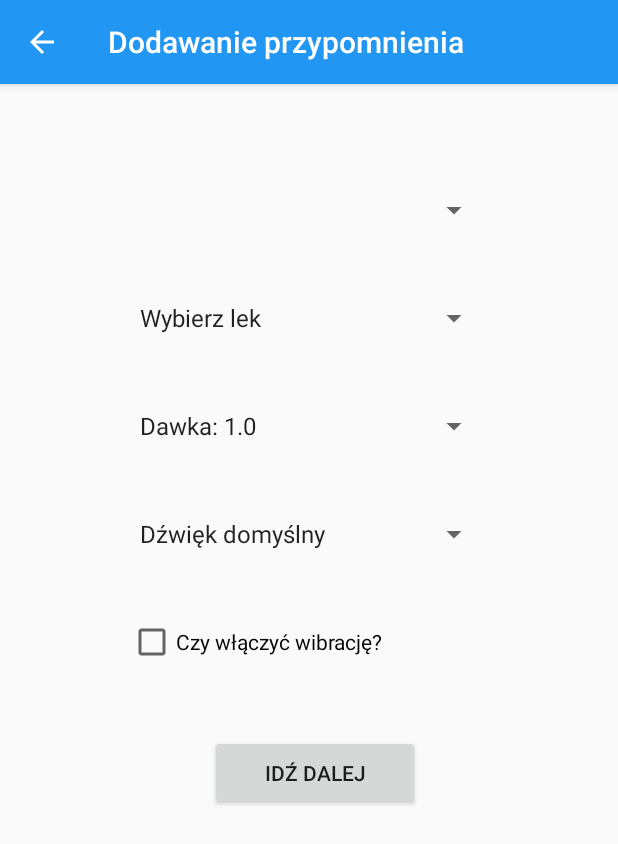
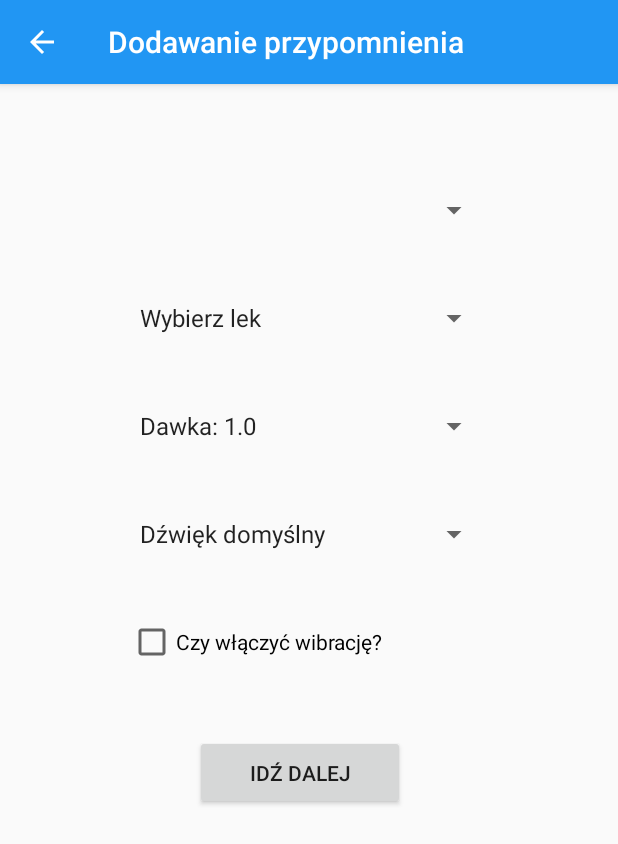
Before and after one commit to wezpigulke/Wez-pigulke, an Android app: the AddReminder screen opened directly, with no data from a screen before it, on a phone screen of 412 x 824 dp. Shown: the top 844 px of the screen. Run offline under Robolectric (Android 15) with nearby library versions, the phone set to English and light mode, and no system bars; 1 statement that could not run was skipped.

Commit message:
19.05
-naprawa błędu dodawania ponownie nowej dawki leku

```diff
--- a/Projekt/app/src/main/java/com/wezpigulke/SideMenu.java
+++ b/Projekt/app/src/main/java/com/wezpigulke/SideMenu.java
@@ -51,6 +51,7 @@ public class SideMenu extends AppCompatActivity implements NavigationView.OnNavi
 
         cursor = myDb.getAllData_UZYTKOWNICY();
         if (cursor.getCount() == 0) {
+            myDb.insert_CZYZAMKNIETA(0);
             Intent cel = new Intent(this, GoToWelcome.class);
             startActivity(cel);
         }
--- a/Projekt/app/src/main/java/com/wezpigulke/add/AddReminder.java
+++ b/Projekt/app/src/main/java/com/wezpigulke/add/AddReminder.java
@@ -665,6 +665,8 @@ public class AddReminder extends AppCompatActivity {
                             dawka.setSelection(labelDawka.size() - 2);
 
                             String temp = dawka.getItemAtPosition(position).toString();
+                            if(temp.equals("Własna dawka")) temp = dawka.getItemAtPosition(position-1).toString();
+
                             jakaDawka = Double.valueOf(temp.substring(7));
 
                         } else {
--- a/Projekt/app/src/main/java/com/wezpigulke/go_to/GoToWelcome.java
+++ b/Projekt/app/src/main/java/com/wezpigulke/go_to/GoToWelcome.java
@@ -125,8 +125,6 @@ public class GoToWelcome extends AppCompatActivity {
         setContentView(R.layout.welcome);
         initializeVariables();
 
-        myDb.insert_CZYZAMKNIETA(0);
-
         cursor = myDb.getAllData_STATYSTYKI();
         if (cursor.getCount() == 0) myDb.insert_STATYSTYKI(0, 0, 0);
 
--- a/Projekt/app/src/main/res/layout/add_reminder.xml
+++ b/Projekt/app/src/main/res/layout/add_reminder.xml
@@ -85,8 +85,10 @@
                 android:id="@+id/goThen"
                 android:layout_width="140dp"
                 android:layout_height="50dp"
-                android:layout_marginStart="140dp"
-                android:layout_marginEnd="140dp"
+                android:layout_marginEnd="130dp"
+                android:layout_marginStart="130dp"
+                android:layout_marginLeft="130dp"
+                android:layout_marginRight="130dp"
                 android:layout_marginTop="42dp"
                 android:text="Idź dalej"
                 app:layout_constraintBottom_toBottomOf="parent"
@@ -423,13 +425,13 @@
 
             <Button
                 android:id="@+id/dodajButton"
-                android:layout_width="match_parent"
+                android:layout_width="140dp"
                 android:layout_height="50dp"
-                android:layout_marginStart="135dp"
-                android:layout_marginLeft="135dp"
-                android:layout_marginTop="32dp"
-                android:layout_marginEnd="135dp"
-                android:layout_marginRight="135dp"
+                android:layout_marginEnd="130dp"
+                android:layout_marginStart="130dp"
+                android:layout_marginLeft="130dp"
+                android:layout_marginRight="130dp"
+                android:layout_marginTop="42dp"
                 android:text="Dodaj"
                 app:layout_constraintBottom_toBottomOf="parent"
                 app:layout_constraintEnd_toEndOf="parent"
```
